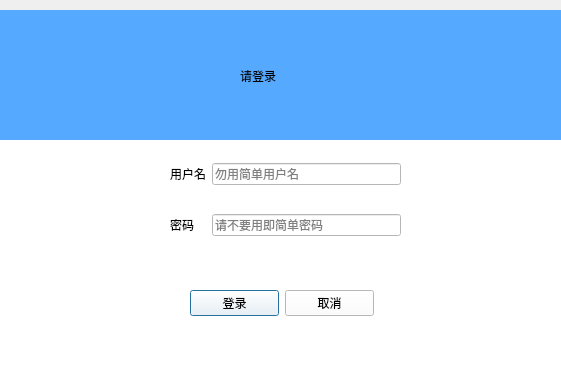
Old version of the form dialog.ui in the repository yuzhi535/QTcpQQClient.
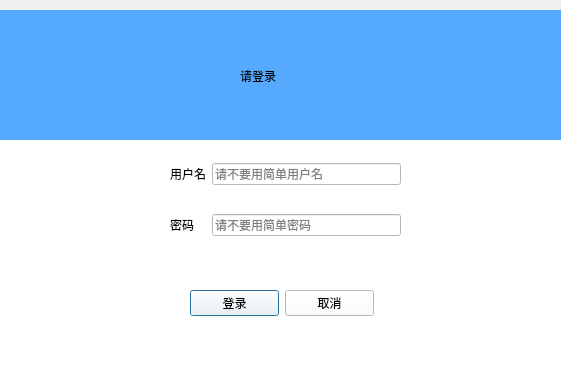
New version of the form.

What changed in the file:
```diff
--- a/dialog.ui
+++ b/dialog.ui
@@ -102,7 +102,7 @@
         <string/>
        </property>
        <property name="placeholderText">
-        <string>勿用简单用户名</string>
+        <string>请不要用简单用户名</string>
        </property>
       </widget>
      </item>
@@ -131,7 +131,7 @@
         <enum>QLineEdit::Password</enum>
        </property>
        <property name="placeholderText">
-        <string>请不要用即简单密码</string>
+        <string>请不要用简单密码</string>
        </property>
       </widget>
      </item>
```
